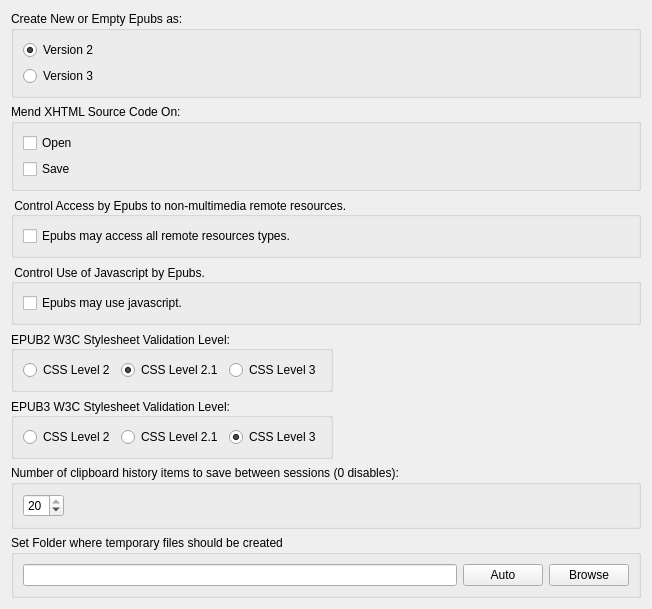
Old version of the form src/Form_Files/PGeneralSettingsWidget.ui in the repository Sigil-Ebook/Sigil.
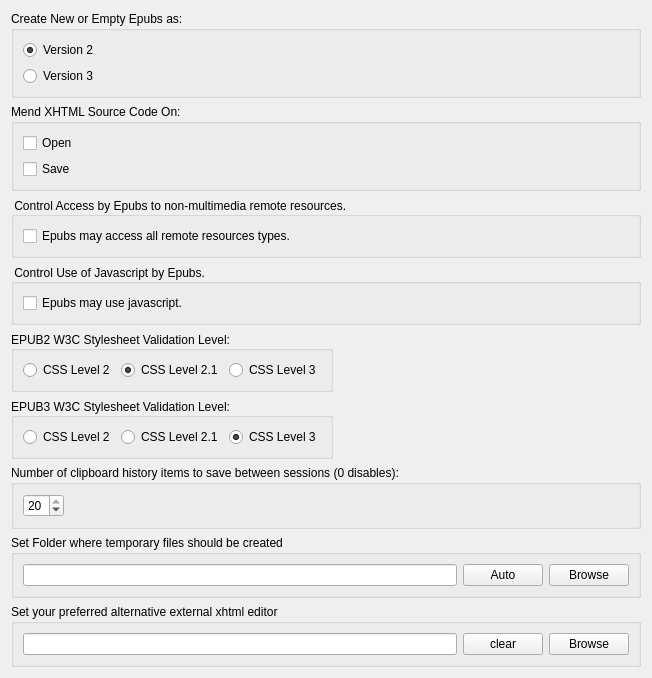
New version of the form.

Commit message: add support for preferred external xhtml editor

Diff of the .ui file:
```diff
--- a/src/Form_Files/PGeneralSettingsWidget.ui
+++ b/src/Form_Files/PGeneralSettingsWidget.ui
@@ -330,6 +330,36 @@
      </layout>
     </widget>
    </item>
+   <item>
+    <widget class="QGroupBox" name="groupBox_7">
+     <property name="title">
+      <string>Set your preferred alternative external xhtml editor</string>
+     </property>
+     <layout class="QGridLayout" name="gridLayout_7">
+      <item row="0" column="0">
+       <layout class="QHBoxLayout" name="horizontalLayout_7">
+        <item>
+         <widget class="QLineEdit" name="lineEdit7"/>
+        </item>
+        <item>
+         <widget class="QPushButton" name="clearButton7">
+          <property name="text">
+           <string>clear</string>
+          </property>
+         </widget>
+        </item>
+        <item>
+         <widget class="QPushButton" name="browseButton7">
+          <property name="text">
+           <string>Browse</string>
+          </property>
+         </widget>
+        </item>
+       </layout>
+      </item>
+     </layout>
+    </widget>
+   </item>
    <item>
     <spacer name="verticalSpacer">
      <property name="orientation">
```
The commit also changes 11 other files.
